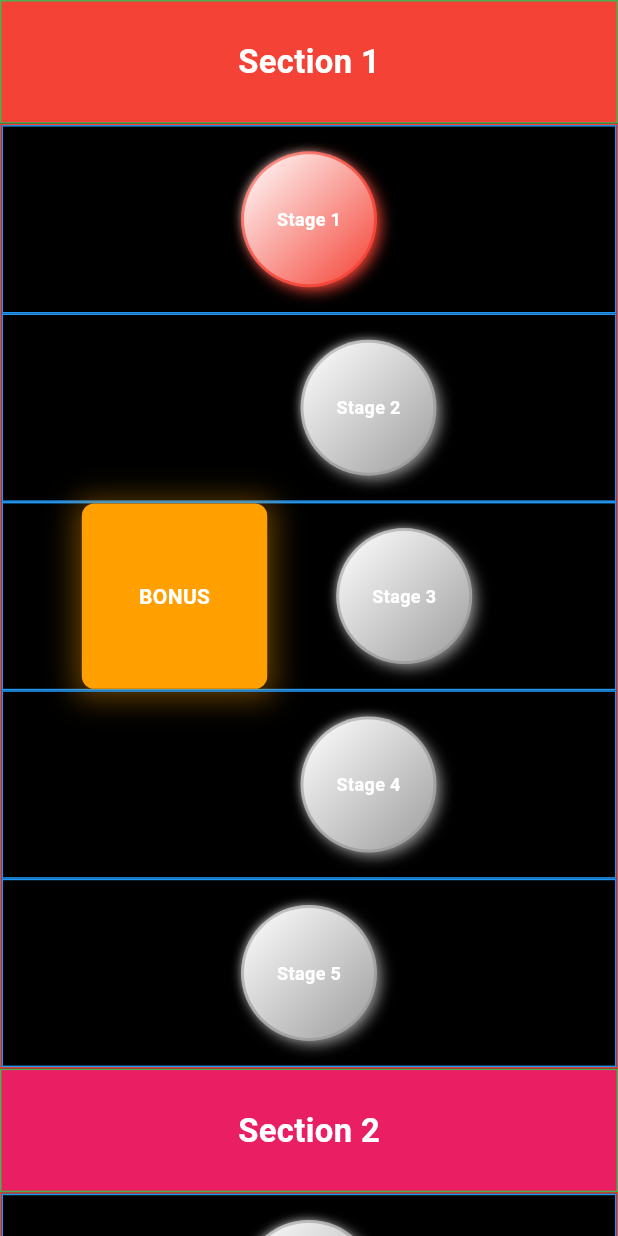
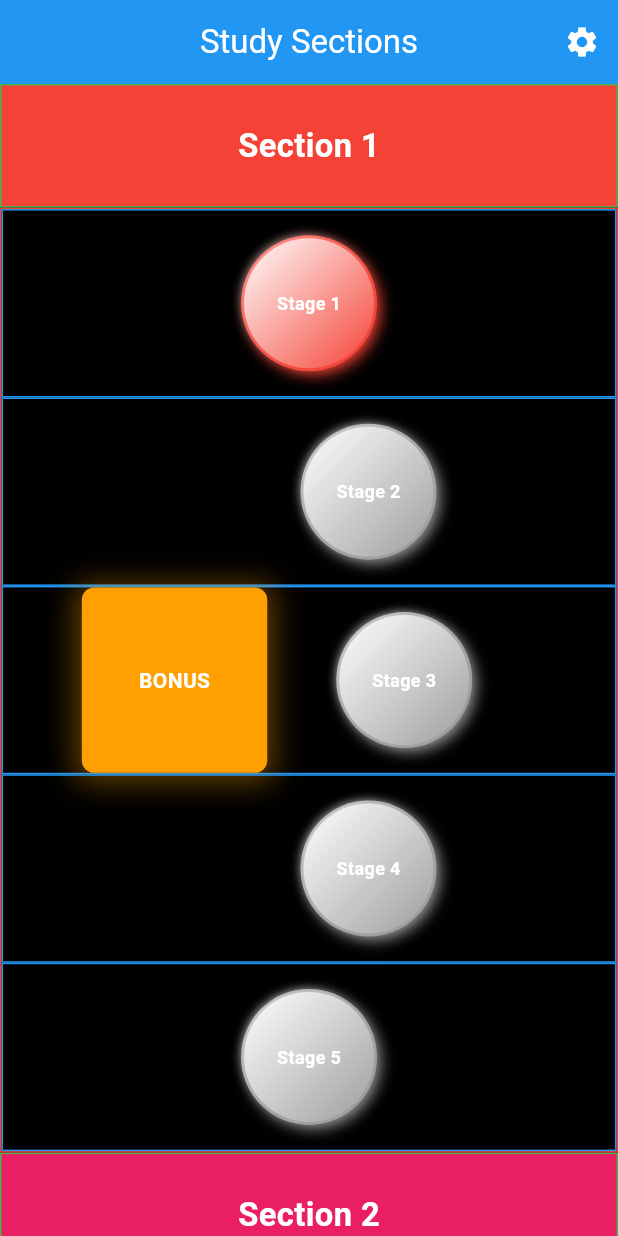
Before and after one commit to smmb98/testing_listviewer, a Flutter app: the screen it shows after launch, on a phone screen of 412 x 824 dp. Run offline on Flutter 3.47's test engine with Material 3 defaults, Android fonts, the phone set to English and light mode, and no system bars; our stand-ins replace shared_preferences, shimmer.

Commit message:
feat: Add settings menu for soft and hard reset options; refactor study data initialization

```diff
--- a/lib/providers/study_data_provider.dart
+++ b/lib/providers/study_data_provider.dart
@@ -1,5 +1,4 @@
 import 'package:flutter/material.dart';
-import 'package:shared_preferences/shared_preferences.dart';
 import '../models/study/study_data_model.dart';
 import '../models/study/section_model.dart';
 import '../models/study/stage_model.dart';
@@ -48,32 +47,102 @@ class StudyDataProvider extends ChangeNotifier {
     notifyListeners();
   }
 
-  // Initialize default sections with stages
+  // // Initialize default sections with stages
+  // StudyDataModel
+  //() {
+  //   final sections = List.generate(
+  //     3,
+  //     (sectionIndex) {
+  //       final stages = List.generate(
+  //         5,
+  //         (stageIndex) => StageModel(
+  //           id: stageIndex + 1,
+  //           sectionId: sectionIndex + 1,
+  //           title: 'Stage ${stageIndex + 1}',
+  //           isEnabled: stageIndex == 0 && sectionIndex == 0,
+  //         ),
+  //       );
+
+  //       return SectionModel(
+  //         id: sectionIndex + 1,
+  //         title: 'Section ${sectionIndex + 1}',
+  //         color: Colors.primaries[sectionIndex % Colors.primaries.length],
+  //         stages: stages,
+  //         isEnabled: sectionIndex == 0,
+  //       );
+  //     },
+  //   );
+
+  //   return StudyDataModel(sections: sections);
+  // }
+
+  // Initialize default sections with stages (with lazy loading structure)
   StudyDataModel _initializeDefaultSections() {
-    final sections = List.generate(
-      3,
-      (sectionIndex) {
-        final stages = List.generate(
-          5,
-          (stageIndex) => StageModel(
+    const int sectionCount = 10; // Simulating what _loadMoreInternal() does
+    const int stagesPerSection = 5;
+
+    final List<SectionModel> sections =
+        List.generate(sectionCount, (sectionIndex) {
+      final int sectionId = sectionIndex + 1;
+
+      final List<StageModel> stages =
+          List.generate(stagesPerSection, (stageIndex) {
+        return StageModel(
           id: stageIndex + 1,
-            sectionId: sectionIndex + 1,
+          sectionId: sectionId,
           title: 'Stage ${stageIndex + 1}',
-            isEnabled: stageIndex == 0 && sectionIndex == 0,
-          ),
+          isEnabled: sectionIndex == 0 &&
+              stageIndex == 0, // Only first stage of first section enabled
         );
+      });
 
       return SectionModel(
-          id: sectionIndex + 1,
-          title: 'Section ${sectionIndex + 1}',
+        id: sectionId,
+        title: 'Section $sectionId',
         color: Colors.primaries[sectionIndex % Colors.primaries.length],
         stages: stages,
-          isEnabled: sectionIndex == 0,
+        isEnabled: sectionIndex == 0, // Only first section enabled
       );
-      },
-    );
+    });
 
     return StudyDataModel(sections: sections);
+  }
+
+  // Soft reset - Reset all stages to initial state
+  Future<void> softReset() async {
+    if (_studyData == null) return;
+
+    final updatedSections = _studyData!.sections.map((section) {
+      final updatedStages = section.stages.map((stage) {
+        return stage.copyWith(
+          isEnabled: false,
+          isCompleted: false,
+        );
+      }).toList();
+
+      // Enable first stage of first section
+      if (section.id == 1) {
+        updatedStages[0] = updatedStages[0].copyWith(isEnabled: true);
+      }
+
+      return section.copyWith(
+        stages: updatedStages,
+        isEnabled: section.id == 1,
+        isCompleted: false,
+      );
+    }).toList();
+
+    _studyData = _studyData!.copyWith(sections: updatedSections);
+    await _repository.saveStudyData(_studyData!);
+    notifyListeners();
+  }
+
+  // Hard reset - Clear all data and start fresh
+  Future<void> hardReset() async {
+    await _repository.clearStudyData();
+    _studyData = _initializeDefaultSections();
+    await _repository.saveStudyData(_studyData!);
+    notifyListeners();
   }
 
   // Complete a stage and update both provider and persistence
@@ -132,11 +201,4 @@ class StudyDataProvider extends ChangeNotifier {
     await _repository.saveStudyData(_studyData!);
     notifyListeners();
   }
-
-  // Reset progress to initial state
-  Future<void> resetProgress() async {
-    _studyData = _initializeDefaultSections();
-    await _repository.saveStudyData(_studyData!);
-    notifyListeners();
 }
-}
--- a/lib/screens/zigzag_screen.dart
+++ b/lib/screens/zigzag_screen.dart
@@ -7,6 +7,7 @@ import '../widgets/section_header.dart';
 import '../utils/responsive.dart';
 import '../widgets/shimmer_loading.dart';
 import '../widgets/back_to_top.dart';
+import '../widgets/settings_menu.dart';
 
 class ZigZagScreen extends StatefulWidget {
   const ZigZagScreen({super.key});
@@ -19,6 +20,7 @@ class _ZigZagScreenState extends State<ZigZagScreen> {
   // final SectionLoader loader = SectionLoader();
   final ScrollController controller = ScrollController();
   bool showBackToTop = false;
+  Color _currentHeaderColor = Colors.blue;
   // DateTime? _lastLoadTime;
 
   @override
@@ -61,6 +63,20 @@ class _ZigZagScreenState extends State<ZigZagScreen> {
     //   _lastLoadTime = now;
     //   // loader.loadMoreSections();
     // }
+
+    // Update header color based on current section
+    final provider = context.read<StudyDataProvider>();
+    if (provider.sections.isNotEmpty) {
+      final sectionIndex = (controller.offset / 300).floor();
+      if (sectionIndex >= 0 && sectionIndex < provider.sections.length) {
+        final newColor = provider.sections[sectionIndex].color;
+        if (_currentHeaderColor != newColor) {
+          setState(() {
+            _currentHeaderColor = newColor;
+          });
+        }
+      }
+    }
   }
 
   @override
@@ -77,6 +93,25 @@ class _ZigZagScreenState extends State<ZigZagScreen> {
 
     return Scaffold(
       backgroundColor: Colors.black,
+      appBar: AppBar(
+        backgroundColor: _currentHeaderColor,
+        title: const Text(
+          'Study Sections',
+          style: TextStyle(color: Colors.white),
+        ),
+        centerTitle: true,
+        actions: [
+          Builder(
+            builder: (context) => IconButton(
+              icon: const Icon(Icons.settings, color: Colors.white),
+              onPressed: () {
+                Scaffold.of(context).openEndDrawer();
+              },
+            ),
+          ),
+        ],
+      ),
+      endDrawer: const SettingsMenu(),
       body: Consumer<StudyDataProvider>(
         builder: (context, provider, child) {
           if (provider.isLoading) {
@@ -122,7 +157,6 @@ class _ZigZagScreenState extends State<ZigZagScreen> {
           );
         },
       ),
-//
       floatingActionButton: showBackToTop
           ? BackToTopButton(
               onPressed: () {
```
Also changed, not shown: lib/widgets/jelly_button.dart (+1 -24 lines), lib/widgets/settings_menu.dart (added, +63 -0 lines). Lines whose indentation alone changed are shown as unchanged.
